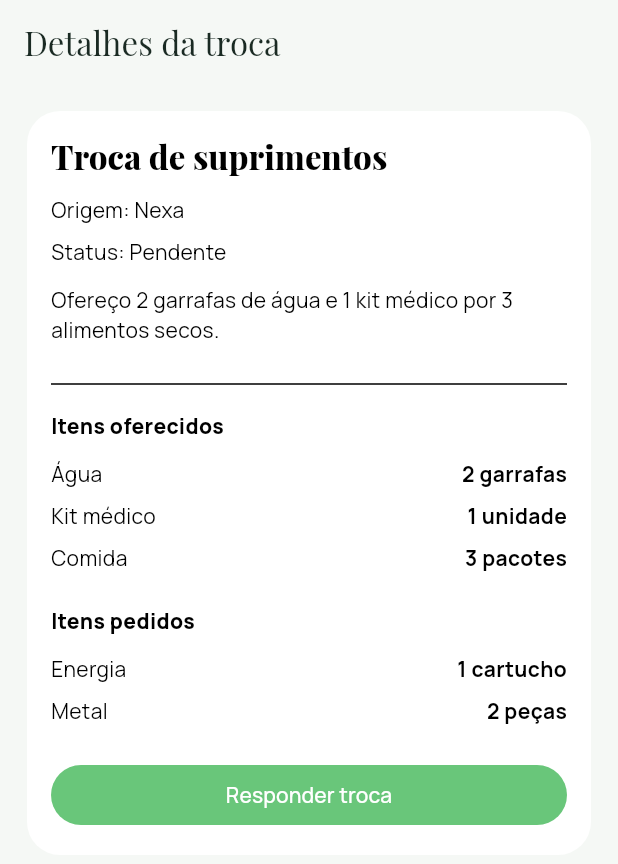
After one commit to JamiledeOliveiraFranquilim/protocoloZ, a Flutter app: the TradeScreen screen opened by its route, after a tap on "Troca de suprimentos", on a phone screen of 412 x 824 dp. The commit adds this screen. Shown: the top 864 px of the screen. Run offline on Flutter 3.47's test engine with Material 3 defaults, Android fonts, the phone set to English and light mode, and no system bars; our stand-ins replace flutter_map, flutter_riverpod, geolocator, go_router, google_fonts, image_picker and 2 more; accounts and stored records are empty.

Commit message:
Add shelter and trade screens, enhance navigation, and improve UI components for better user experience

```diff
--- /dev/null
+++ b/lib/screens/trades/trade_detail_screen.dart
@@ -0,0 +1,123 @@
+import 'package:flutter/material.dart';
+
+class TradeDetailScreen extends StatelessWidget {
+  final String tradeId;
+
+  const TradeDetailScreen({super.key, required this.tradeId});
+
+  static const _mockById = {
+    'trade-101': {
+      'title': 'Troca de suprimentos',
+      'from': 'Nexa',
+      'status': 'pending',
+      'summary': 'Ofereço 2 garrafas de água e 1 kit médico por 3 alimentos secos.',
+    },
+    'trade-102': {
+      'title': 'Recursos de construção',
+      'from': 'Mara',
+      'status': 'accepted',
+      'summary': '2 telas de metal + 1 ferramenta por 1 fuel can e 1 comida.',
+    },
+    'trade-103': {
+      'title': 'Medicamentos',
+      'from': 'Kiro',
+      'status': 'expired',
+      'summary': 'Ofereço remédios em troca de materiais de abrigo e metralha.',
+    },
+  };
+
+  @override
+  Widget build(BuildContext context) {
+    final data = _mockById[tradeId] ?? {
+      'title': 'Troca',
+      'from': 'Desconhecido',
+      'status': 'pending',
+      'summary': 'Detalhes da troca indisponíveis no momento.',
+    };
+
+    return Scaffold(
+      backgroundColor: const Color(0xFFF5F8F5),
+      appBar: AppBar(title: const Text('Detalhes da troca')),
+      body: ListView(
+        padding: const EdgeInsets.all(18),
+        children: [
+          Card(
+            child: Padding(
+              padding: const EdgeInsets.all(16),
+              child: Column(
+                crossAxisAlignment: CrossAxisAlignment.start,
+                children: [
+                  Text(
+                    data['title'] as String,
+                    style: Theme.of(context).textTheme.titleLarge?.copyWith(
+                      fontWeight: FontWeight.w800,
+                    ),
+                  ),
+                  const SizedBox(height: 12),
+                  Text('Origem: ${data['from']}'),
+                  const SizedBox(height: 8),
+                  Text('Status: ${_statusLabel(data['status'] as String)}'),
+                  const SizedBox(height: 12),
+                  Text(data['summary'] as String),
+                  const SizedBox(height: 18),
+                  const Divider(),
+                  const SizedBox(height: 10),
+                  const Text('Itens oferecidos', style: TextStyle(fontWeight: FontWeight.w800)),
+                  const SizedBox(height: 8),
+                  const _ItemRow(label: 'Água', value: '2 garrafas'),
+                  const _ItemRow(label: 'Kit médico', value: '1 unidade'),
+                  const _ItemRow(label: 'Comida', value: '3 pacotes'),
+                  const SizedBox(height: 18),
+                  const Text('Itens pedidos', style: TextStyle(fontWeight: FontWeight.w800)),
+                  const SizedBox(height: 8),
+                  const _ItemRow(label: 'Energia', value: '1 cartucho'),
+                  const _ItemRow(label: 'Metal', value: '2 peças'),
+                  const SizedBox(height: 18),
+                  SizedBox(
+                    width: double.infinity,
+                    child: FilledButton(
+                      onPressed: () {},
+                      child: const Text('Responder troca'),
+                    ),
+                  ),
+                ],
+              ),
+            ),
+          ),
+        ],
+      ),
+    );
+  }
+
+  String _statusLabel(String status) {
+    switch (status) {
+      case 'accepted':
+        return 'Aceita';
+      case 'pending':
+        return 'Pendente';
+      default:
+        return 'Expirada';
+    }
+  }
+}
+
+class _ItemRow extends StatelessWidget {
+  final String label;
+  final String value;
+
+  const _ItemRow({required this.label, required this.value});
+
+  @override
+  Widget build(BuildContext context) {
+    return Padding(
+      padding: const EdgeInsets.symmetric(vertical: 4),
+      child: Row(
+        mainAxisAlignment: MainAxisAlignment.spaceBetween,
+        children: [
+          Text(label),
+          Text(value, style: const TextStyle(fontWeight: FontWeight.w700)),
+        ],
+      ),
+    );
+  }
+}
--- /dev/null
+++ b/lib/screens/trades/trade_screen.dart
@@ -0,0 +1,60 @@
+import 'package:flutter/material.dart';
+import 'package:go_router/go_router.dart';
+
+import '../../widgets/trade_card.dart';
+
+class TradeScreen extends StatelessWidget {
+  const TradeScreen({super.key});
+
+  static const _mockTrades = [
+    {
+      'id': 'trade-101',
+      'title': 'Troca de suprimentos',
+      'from': 'Nexa',
+      'status': 'pending',
+      'summary': 'Ofereço 2 garrafas de água e 1 kit médico por 3 alimentos secos.',
+    },
+    {
+      'id': 'trade-102',
+      'title': 'Recursos de construção',
+      'from': 'Mara',
+      'status': 'accepted',
+      'summary': '2 telas de metal + 1 ferramenta por 1 fuel can e 1 comida.',
+    },
+    {
+      'id': 'trade-103',
+      'title': 'Medicamentos',
+      'from': 'Kiro',
+      'status': 'expired',
+      'summary': 'Ofereço remédios em troca de materiais de abrigo e metralha.',
+    },
+  ];
+
+  @override
+  Widget build(BuildContext context) {
+    return Scaffold(
+      backgroundColor: const Color(0xFFF5F8F5),
+      appBar: AppBar(
+        title: const Text('Trocas'),
+      ),
+      body: ListView(
+        padding: const EdgeInsets.all(18),
+        children: [
+          const SizedBox(height: 8),
+          ..._mockTrades.map(
+            (trade) => Padding(
+              padding: const EdgeInsets.only(bottom: 12),
+              child: TradeCard(
+                title: trade['title'] as String,
+                from: trade['from'] as String,
+                status: trade['status'] as String,
+                summary: trade['summary'] as String,
+                onTap: () => context.go('/trocas/${trade['id']}'),
+              ),
+            ),
+          ),
+        ],
+      ),
+    );
+  }
+}
--- /dev/null
+++ b/lib/widgets/trade_card.dart
@@ -0,0 +1,78 @@
+import 'package:flutter/material.dart';
+
+class TradeCard extends StatelessWidget {
+  final String title;
+  final String from;
+  final String status;
+  final String summary;
+  final VoidCallback? onTap;
+
+  const TradeCard({
+    super.key,
+    required this.title,
+    required this.from,
+    required this.status,
+    required this.summary,
+    this.onTap,
+  });
+
+  @override
+  Widget build(BuildContext context) {
+    final isAccepted = status == 'accepted';
+    final isPending = status == 'pending';
+
+    return Card(
+      child: InkWell(
+        onTap: onTap,
+        borderRadius: BorderRadius.circular(22),
+        child: Padding(
+          padding: const EdgeInsets.all(14),
+          child: Column(
+            crossAxisAlignment: CrossAxisAlignment.start,
+            children: [
+              Row(
+                children: [
+                  Expanded(
+                    child: Text(
+                      title,
+                      style: Theme.of(context).textTheme.titleMedium?.copyWith(
+                        fontWeight: FontWeight.w800,
+                      ),
+                    ),
+                  ),
+                  Container(
+                    padding: const EdgeInsets.symmetric(horizontal: 10, vertical: 6),
+                    decoration: BoxDecoration(
+                      color: isAccepted
+                          ? const Color(0xFFEAF4ED)
+                          : isPending
+                              ? const Color(0xFFF4EFE7)
+                              : const Color(0xFFF4E7E7),
+                      borderRadius: BorderRadius.circular(999),
+                    ),
+                    child: Text(
+                      isAccepted ? 'Aceita' : isPending ? 'Pendente' : 'Expirada',
+                      style: TextStyle(
+                        color: isAccepted
+                            ? const Color(0xFF3EA65E)
+                            : isPending
+                                ? const Color(0xFFB77826)
+                                : const Color(0xFFD96E6E),
+                        fontWeight: FontWeight.w700,
+                        fontSize: 12,
+                      ),
+                    ),
+                  ),
+                ],
+              ),
+              const SizedBox(height: 8),
+              Text('Proposta de: $from', style: const TextStyle(color: Color(0xFF5A6A62))),
+              const SizedBox(height: 6),
+              Text(summary, style: const TextStyle(color: Color(0xFF1A2A23))),
+            ],
+          ),
+        ),
+      ),
+    );
+  }
+}
```
Also changed, not shown: lib/app.dart (+66 -12 lines), lib/core/providers/app_providers.dart (added, +12 -0 lines), lib/screens/shelters/shelter_detail_screen.dart (added, +110 -0 lines), lib/screens/shelters/shelter_list_screen.dart (added, +58 -0 lines), lib/widgets/countdown_timer.dart (+33 -4 lines), lib/widgets/item_tile.dart (+67 -7 lines), lib/widgets/shelter_card.dart (added, +82 -0 lines).
